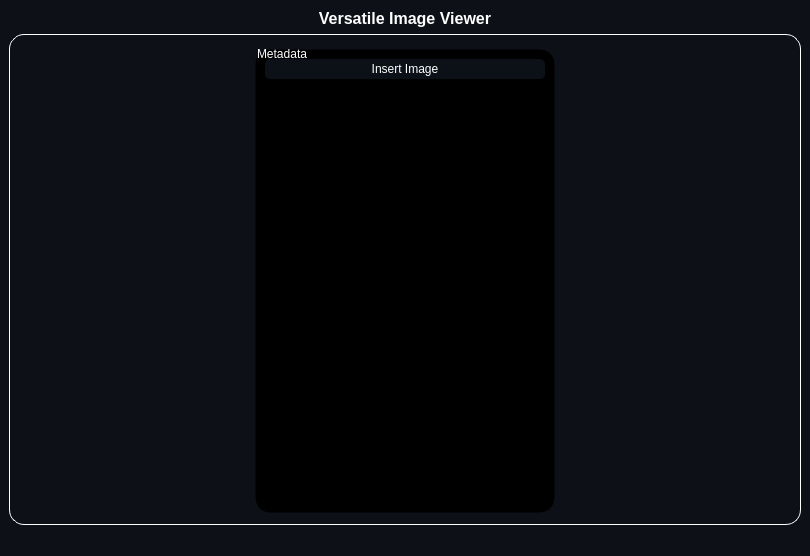
This is resources/MainWindow.ui in Zeyad-Alo/DICOM-Viewer as Qt 5 draws it before an edit. The edited form follows.
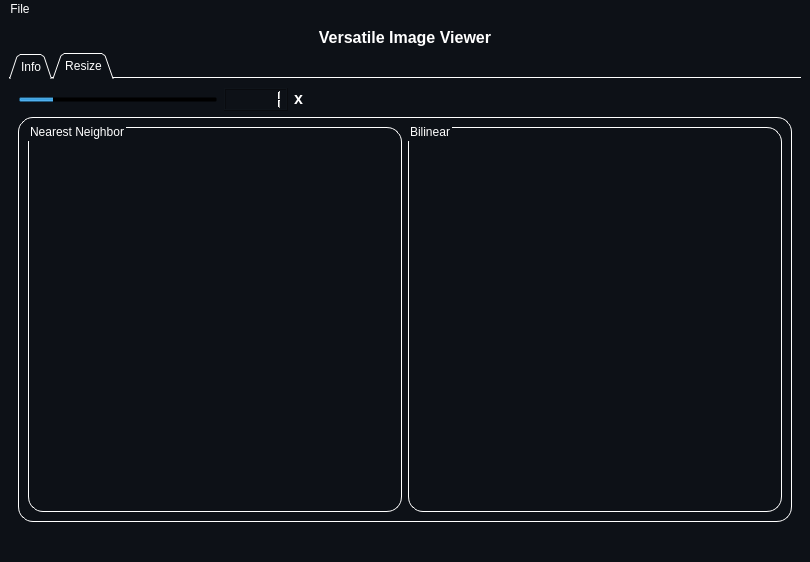
This is the edited form. Icons and pictures are not drawn.

Diff of the .ui file:
```diff
--- a/resources/MainWindow.ui
+++ b/resources/MainWindow.ui
@@ -7,7 +7,7 @@
     <x>0</x>
     <y>0</y>
     <width>810</width>
-    <height>556</height>
+    <height>562</height>
    </rect>
   </property>
   <property name="windowTitle">
@@ -33,6 +33,28 @@
      </widget>
     </item>
     <item row="1" column="0">
+     <widget class="QTabWidget" name="tabWidget">
+      <property name="tabShape">
+       <enum>QTabWidget::Triangular</enum>
+      </property>
+      <property name="currentIndex">
+       <number>1</number>
+      </property>
+      <property name="documentMode">
+       <bool>true</bool>
+      </property>
+      <property name="movable">
+       <bool>true</bool>
+      </property>
+      <property name="tabBarAutoHide">
+       <bool>false</bool>
+      </property>
+      <widget class="QWidget" name="tab">
+       <attribute name="title">
+        <string>Info</string>
+       </attribute>
+       <layout class="QVBoxLayout" name="verticalLayout_3">
+        <item>
      <widget class="QGroupBox" name="main_groupBox">
       <property name="styleSheet">
        <string notr="true">QGroupBox {
@@ -79,32 +101,17 @@
             <item>
              <layout class="QVBoxLayout" name="verticalLayout">
               <item>
-               <widget class="QPushButton" name="insert_image_pushButton">
-                <property name="styleSheet">
-                 <string notr="true">QPushButton {
-    border-radius: 5px;
-    border-style: outset;
-    background: rgb(12, 17, 24);
-	padding: 3;
-    }
-
-QPushButton:hover {
-    background: rgb(63, 95, 127)
-    }
-
-QPushButton:pressed {
-    border-style: inset;
-    background:rgb(20, 20, 20)
-    }</string>
-                </property>
-                <property name="text">
-                 <string>Insert Image</string>
-                </property>
-                <property name="icon">
-                 <iconset>
-                  <normaloff>icons/Open-256.png</normaloff>icons/Open-256.png</iconset>
-                </property>
-               </widget>
+                   <spacer name="horizontalSpacer_2">
+                    <property name="orientation">
+                     <enum>Qt::Horizontal</enum>
+                    </property>
+                    <property name="sizeHint" stdset="0">
+                     <size>
+                      <width>40</width>
+                      <height>20</height>
+                     </size>
+                    </property>
+                   </spacer>
               </item>
               <item>
                <layout class="QVBoxLayout" name="metadata_layout"/>
@@ -136,7 +143,168 @@
          </item>
         </layout>
        </item>
-      </layout>
+           <item row="3" column="0">
+            <layout class="QHBoxLayout" name="horizontalLayout"/>
+           </item>
+          </layout>
+         </widget>
+        </item>
+       </layout>
+      </widget>
+      <widget class="QWidget" name="tab_2">
+       <attribute name="title">
+        <string>Resize</string>
+       </attribute>
+       <layout class="QGridLayout" name="gridLayout_3">
+        <item row="0" column="0">
+         <layout class="QHBoxLayout" name="horizontalLayout_3">
+          <item>
+           <widget class="QSlider" name="size_slider">
+            <property name="maximumSize">
+             <size>
+              <width>200</width>
+              <height>16777215</height>
+             </size>
+            </property>
+            <property name="styleSheet">
+             <string notr="true">QSlider{
+    background-color: transparent;
+}
+
+QSlider::handle {
+    background-color: qradialgradient(
+        cx: 0.7, cy: 1.4, fx: 0.7, fy: 1.4,
+        radius: 1, stop: 0 #fff, stop: 1 #424242
+        );
+	border-radius: 2px;
+    height: 40px;
+    width: 40px;
+    margin: -15px 0px;
+    }
+
+QSlider::handle::hover{
+	border: inset;
+	 background-color: qradialgradient(
+        cx: 0.7, cy: 1.4, fx: 0.7, fy: 1.4,
+        radius: 1, stop: 0 #bbb, stop: 1 #000
+        );}</string>
+            </property>
+            <property name="minimum">
+             <number>1</number>
+            </property>
+            <property name="maximum">
+             <number>50</number>
+            </property>
+            <property name="sliderPosition">
+             <number>10</number>
+            </property>
+            <property name="orientation">
+             <enum>Qt::Horizontal</enum>
+            </property>
+           </widget>
+          </item>
+          <item>
+           <widget class="QLCDNumber" name="size_lcd">
+            <property name="maximumSize">
+             <size>
+              <width>16777215</width>
+              <height>24</height>
+             </size>
+            </property>
+            <property name="intValue" stdset="0">
+             <number>1</number>
+            </property>
+           </widget>
+          </item>
+          <item>
+           <widget class="QLabel" name="label_2">
+            <property name="maximumSize">
+             <size>
+              <width>16777215</width>
+              <height>20</height>
+             </size>
+            </property>
+            <property name="text">
+             <string>&lt;html&gt;&lt;head/&gt;&lt;body&gt;&lt;p&gt;&lt;span style=&quot; font-size:12pt; font-weight:600;&quot;&gt;x&lt;/span&gt;&lt;/p&gt;&lt;/body&gt;&lt;/html&gt;</string>
+            </property>
+           </widget>
+          </item>
+          <item>
+           <spacer name="horizontalSpacer">
+            <property name="orientation">
+             <enum>Qt::Horizontal</enum>
+            </property>
+            <property name="sizeHint" stdset="0">
+             <size>
+              <width>40</width>
+              <height>20</height>
+             </size>
+            </property>
+           </spacer>
+          </item>
+         </layout>
+        </item>
+        <item row="1" column="0">
+         <widget class="QGroupBox" name="main_groupBox_2">
+          <property name="styleSheet">
+           <string notr="true">QGroupBox {
+background-color: rgb(13, 17, 23);
+border: 1.2px solid #ffffff;
+border-style: outset;
+border-radius: 15px;
+}
+QGroupBox::title  {
+    subcontrol-origin: margin;
+    subcontrol-position: top left;
+    padding: -5px 0px 0px 0px;
+    color: rgb(255, 255, 255);
+}</string>
+          </property>
+          <property name="title">
+           <string/>
+          </property>
+          <layout class="QHBoxLayout" name="horizontalLayout_2">
+           <item>
+            <widget class="QGroupBox" name="groupBox_4">
+             <property name="minimumSize">
+              <size>
+               <width>0</width>
+               <height>250</height>
+              </size>
+             </property>
+             <property name="title">
+              <string>Nearest Neighbor</string>
+             </property>
+             <layout class="QVBoxLayout" name="verticalLayout_8">
+              <item>
+               <layout class="QVBoxLayout" name="nearest_neighbor_box"/>
+              </item>
+             </layout>
+            </widget>
+           </item>
+           <item>
+            <widget class="QGroupBox" name="groupBox_3">
+             <property name="minimumSize">
+              <size>
+               <width>0</width>
+               <height>250</height>
+              </size>
+             </property>
+             <property name="title">
+              <string>Bilinear</string>
+             </property>
+             <layout class="QVBoxLayout" name="verticalLayout_7">
+              <item>
+               <layout class="QVBoxLayout" name="bilinear_box"/>
+              </item>
+             </layout>
+            </widget>
+           </item>
+          </layout>
+         </widget>
+        </item>
+       </layout>
+      </widget>
      </widget>
     </item>
    </layout>
@@ -150,6 +318,13 @@
      <height>21</height>
     </rect>
    </property>
+   <widget class="QMenu" name="menuFile">
+    <property name="title">
+     <string>File</string>
+    </property>
+    <addaction name="actionOpen"/>
+   </widget>
+   <addaction name="menuFile"/>
   </widget>
   <widget class="QStatusBar" name="statusbar"/>
  </widget>
```
Left out of the diff: 9 changed lines with no effect on the pictures. Lines whose indentation alone changed are shown as unchanged.
